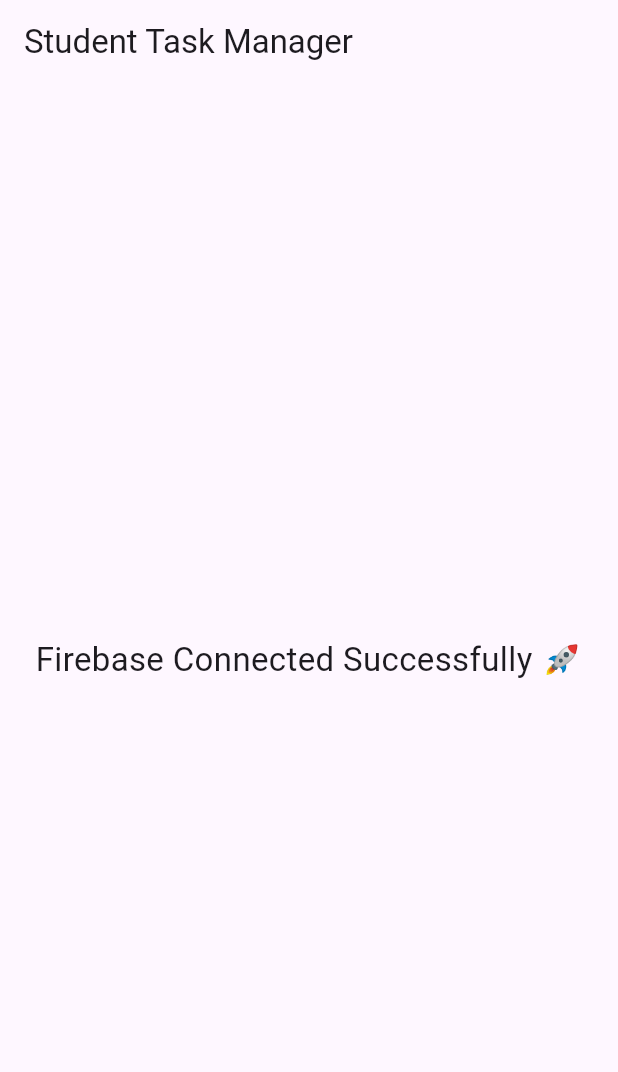
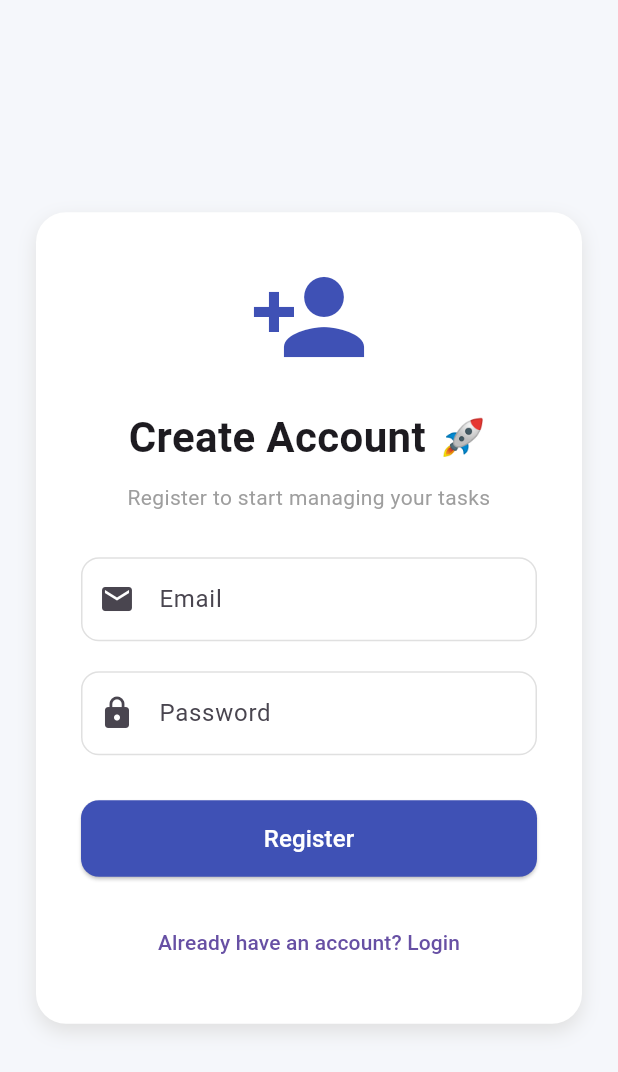
Before and after one commit to nangsan17/student_task_manager, a Flutter app: the screen it shows after launch, on a phone screen of 412 x 824 dp. Shown: the top 1072 px of the screen. Run offline on Flutter 3.47's test engine with Material 3 defaults, Android fonts, the phone set to English and light mode, and no system bars; our stand-ins replace firebase_auth, firebase_core; accounts and stored records are empty.

Commit message:
Completed Firebase authentication and dashboard navigation

```diff
--- a/lib/main.dart
+++ b/lib/main.dart
@@ -1,6 +1,9 @@
 import 'package:flutter/material.dart';
 import 'package:firebase_core/firebase_core.dart';
 import 'firebase_options.dart';
+import 'utils/theme.dart';
+import 'screens/auth/login_screen.dart';
+import 'screens/auth/register_screen.dart';
 
 void main() async {
   WidgetsFlutterBinding.ensureInitialized();
@@ -18,8 +21,8 @@
     return MaterialApp(
       debugShowCheckedModeBanner: false,
       title: 'Student Task Manager',
-      theme: ThemeData(primarySwatch: Colors.blue),
-      home: const HomeScreen(),
+      theme: AppTheme.lightTheme,
+      home: const RegisterScreen(),
     );
   }
 }
--- /dev/null
+++ b/lib/screens/auth/register_screen.dart
@@ -0,0 +1,134 @@
+import 'package:flutter/material.dart';
+import '../../services/auth_service.dart';
+import 'login_screen.dart';
+
+class RegisterScreen extends StatefulWidget {
+  const RegisterScreen({super.key});
+
+  @override
+  State<RegisterScreen> createState() => _RegisterScreenState();
+}
+
+class _RegisterScreenState extends State<RegisterScreen> {
+  final TextEditingController emailController = TextEditingController();
+
+  final TextEditingController passwordController = TextEditingController();
+
+  final AuthService authService = AuthService();
+
+  @override
+  Widget build(BuildContext context) {
+    return Scaffold(
+      body: Center(
+        child: SingleChildScrollView(
+          padding: const EdgeInsets.all(24),
+          child: Container(
+            width: 400,
+            padding: const EdgeInsets.all(30),
+            decoration: BoxDecoration(
+              color: Colors.white,
+              borderRadius: BorderRadius.circular(20),
+              boxShadow: [
+                BoxShadow(
+                  color: Colors.grey.shade300,
+                  blurRadius: 10,
+                  offset: const Offset(0, 5),
+                ),
+              ],
+            ),
+            child: Column(
+              mainAxisSize: MainAxisSize.min,
+              children: [
+                const Icon(Icons.person_add, size: 80, color: Colors.indigo),
+
+                const SizedBox(height: 20),
+
+                const Text(
+                  "Create Account 🚀",
+                  style: TextStyle(fontSize: 28, fontWeight: FontWeight.bold),
+                ),
+
+                const SizedBox(height: 10),
+
+                const Text(
+                  "Register to start managing your tasks",
+                  textAlign: TextAlign.center,
+                  style: TextStyle(color: Colors.grey),
+                ),
+
+                const SizedBox(height: 30),
+
+                TextField(
+                  controller: emailController,
+                  decoration: const InputDecoration(
+                    labelText: "Email",
+                    prefixIcon: Icon(Icons.email),
+                  ),
+                ),
+
+                const SizedBox(height: 20),
+
+                TextField(
+                  controller: passwordController,
+                  obscureText: true,
+                  decoration: const InputDecoration(
+                    labelText: "Password",
+                    prefixIcon: Icon(Icons.lock),
+                  ),
+                ),
+
+                const SizedBox(height: 30),
+
+                SizedBox(
+                  width: double.infinity,
+                  child: ElevatedButton(
+                    onPressed: () async {
+                      final user = await authService.registerUser(
+                        email: emailController.text.trim(),
+                        password: passwordController.text.trim(),
+                      );
+
+                      if (user != null) {
+  ScaffoldMessenger.of(context).showSnackBar(
+    const SnackBar(
+      content: Text("Registration Successful 🚀"),
+    ),
+  );
+
+  Navigator.pushReplacement(
+    context,
+    MaterialPageRoute(
+      builder: (context) => const LoginScreen(),
+    ),
+  );
+} else {
+  ScaffoldMessenger.of(context).showSnackBar(
+    const SnackBar(
+      content: Text("Registration Failed ❌"),
+    ),
+  );
+}
+                    },
+                    child: const Text(
+                      "Register",
+                      style: TextStyle(fontSize: 16),
+                    ),
+                  ),
+                ),
+
+                const SizedBox(height: 20),
+
+                TextButton(
+                  onPressed: () {
+                    Navigator.pop(context);
+                  },
+                  child: const Text("Already have an account? Login"),
+                ),
+              ],
+            ),
+          ),
+        ),
+      ),
+    );
+  }
+}
--- /dev/null
+++ b/lib/services/auth_service.dart
@@ -0,0 +1,41 @@
+import 'package:firebase_auth/firebase_auth.dart';
+
+class AuthService {
+  final FirebaseAuth _auth = FirebaseAuth.instance;
+
+  Future<User?> registerUser({
+    required String email,
+    required String password,
+  }) async {
+    try {
+      UserCredential userCredential =
+          await _auth.createUserWithEmailAndPassword(
+        email: email,
+        password: password,
+      );
+
+      return userCredential.user;
+    } catch (e) {
+      print(e);
+      return null;
+    }
+  }
+
+  Future<User?> loginUser({
+    required String email,
+    required String password,
+  }) async {
+    try {
+      UserCredential userCredential =
+          await _auth.signInWithEmailAndPassword(
+        email: email,
+        password: password,
+      );
+
+      return userCredential.user;
+    } catch (e) {
+      print(e);
+      return null;
+    }
+  }
+}
--- /dev/null
+++ b/lib/utils/theme.dart
@@ -0,0 +1,40 @@
+import 'package:flutter/material.dart';
+
+class AppTheme {
+  static ThemeData lightTheme = ThemeData(
+    primarySwatch: Colors.indigo,
+    scaffoldBackgroundColor: const Color(0xFFF5F7FB),
+
+    appBarTheme: const AppBarTheme(
+      backgroundColor: Colors.indigo,
+      foregroundColor: Colors.white,
+      elevation: 0,
+    ),
+
+    elevatedButtonTheme: ElevatedButtonThemeData(
+      style: ElevatedButton.styleFrom(
+        backgroundColor: Colors.indigo,
+        foregroundColor: Colors.white,
+        padding: const EdgeInsets.symmetric(
+          horizontal: 24,
+          vertical: 14,
+        ),
+        shape: RoundedRectangleBorder(
+          borderRadius: BorderRadius.circular(12),
+        ),
+      ),
+    ),
+
+    inputDecorationTheme: InputDecorationTheme(
+      filled: true,
+      fillColor: Colors.white,
+      border: OutlineInputBorder(
+        borderRadius: BorderRadius.circular(12),
+      ),
+      enabledBorder: OutlineInputBorder(
+        borderRadius: BorderRadius.circular(12),
+        borderSide: BorderSide(color: Colors.grey.shade300),
+      ),
+    ),
+  );
+}
```
Also changed, not shown: lib/screens/auth/login_screen.dart (added, +154 -0 lines), lib/screens/dashboard/home_screen.dart (added, +18 -0 lines), lib/models/task_model.dart (added).
